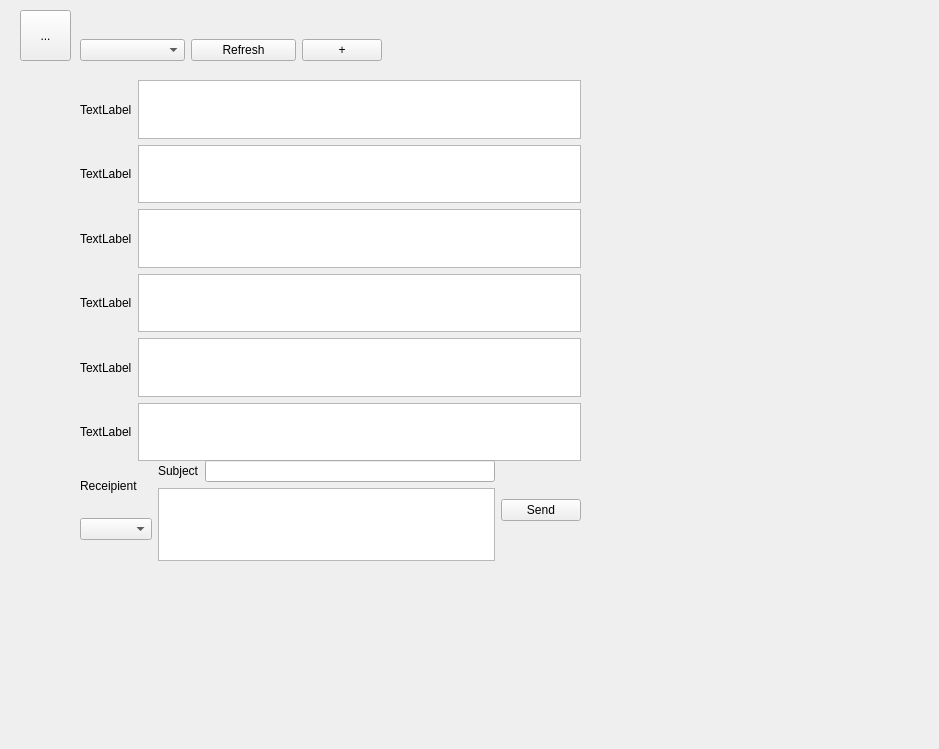
greg-maceachern12/MicroManage, file King_Project/messagesform.ui: the form before one commit.
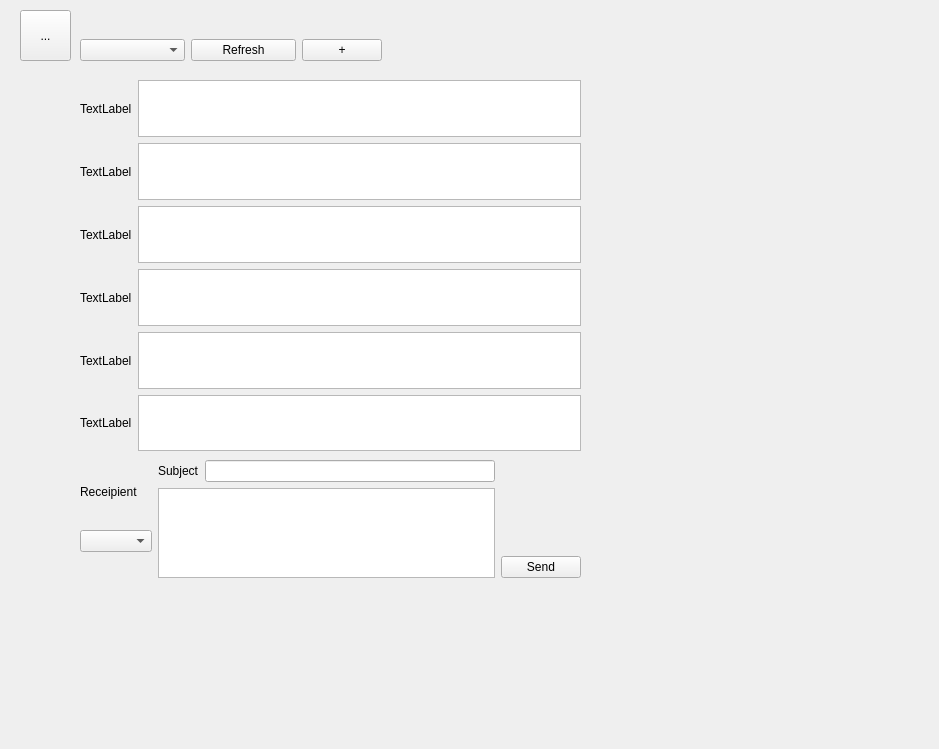
The form after the commit.

Commit message: Added error checking for blank message and subject fields

Patch:
```diff
--- a/King_Project/messagesform.ui
+++ b/King_Project/messagesform.ui
@@ -67,7 +67,7 @@
      <x>80</x>
      <y>80</y>
      <width>501</width>
-     <height>381</height>
+     <height>371</height>
     </rect>
    </property>
    <layout class="QGridLayout" name="gridLayout">
@@ -146,7 +146,7 @@
      <x>80</x>
      <y>460</y>
      <width>501</width>
-     <height>101</height>
+     <height>118</height>
     </rect>
    </property>
    <layout class="QHBoxLayout" name="horizontalLayout_4">
@@ -199,11 +199,22 @@
      </layout>
     </item>
     <item>
+     <layout class="QVBoxLayout" name="verticalLayout_4">
+      <item>
+       <widget class="QLabel" name="error">
+        <property name="text">
+         <string/>
+        </property>
+       </widget>
+      </item>
+      <item>
      <widget class="QPushButton" name="send_message">
       <property name="text">
        <string>Send</string>
       </property>
      </widget>
+      </item>
+     </layout>
     </item>
    </layout>
   </widget>
```
Lines whose indentation alone changed are shown as unchanged. The commit also changes 1 other file.
